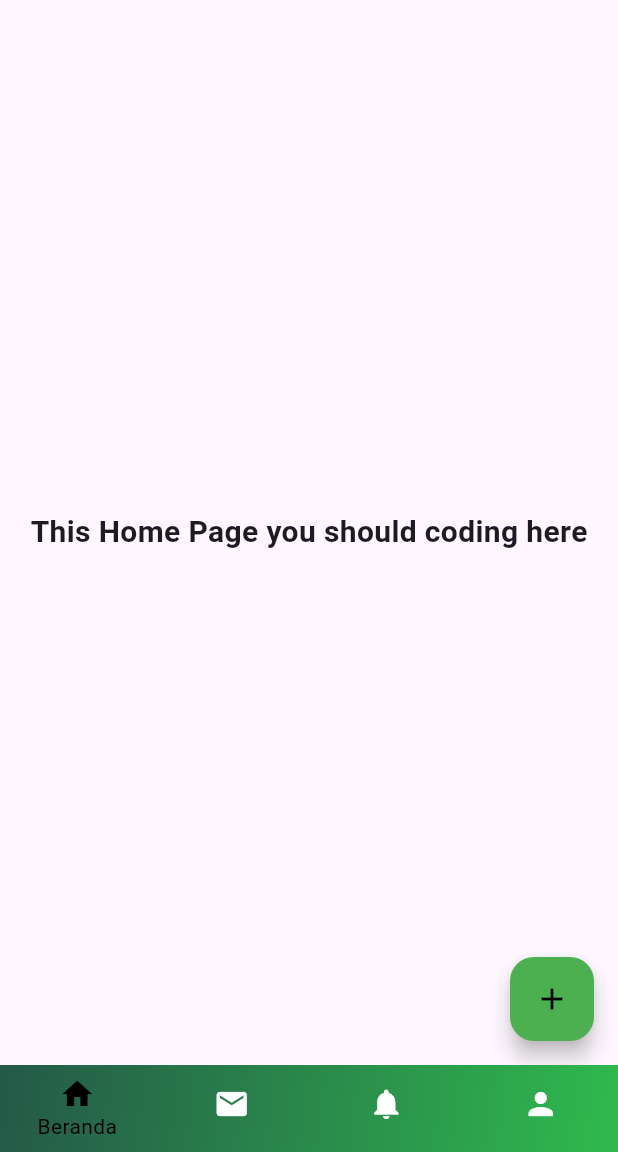
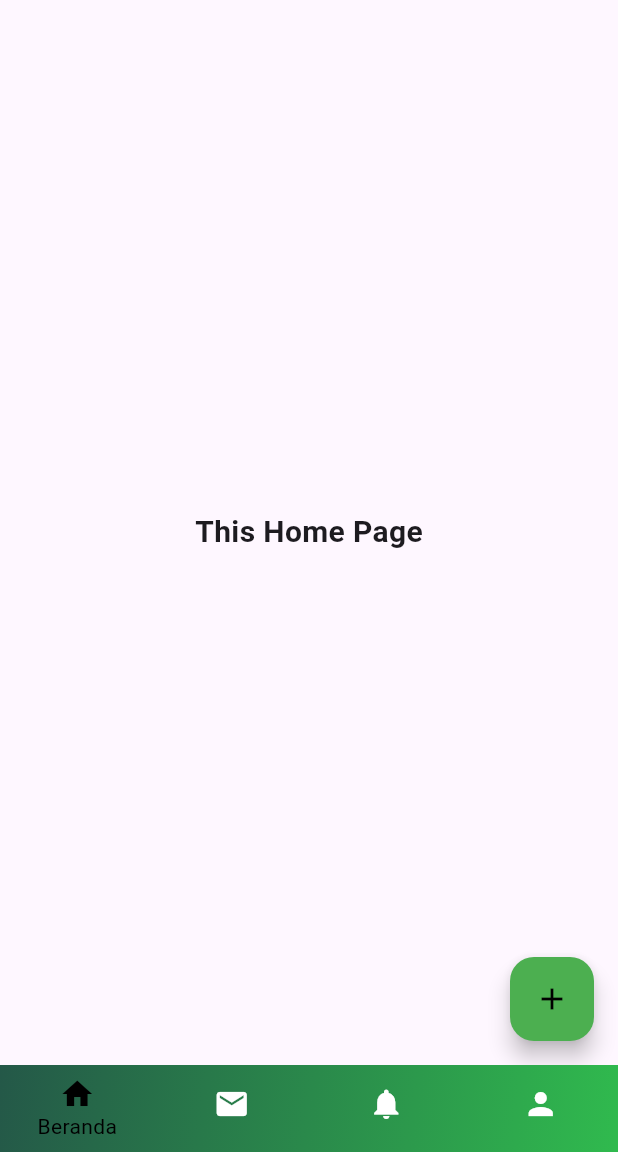
Before and after one commit to ariefana/mobile-project-medsos-apps, a Flutter app: the screen it shows after launch, on a phone screen of 412 x 824 dp, the part 84-1236 px from its top. Run offline on Flutter 3.47's test engine with Material 3 defaults, Android fonts, the phone set to English and light mode, and no system bars; Roboto replaces fonts that are missing (Times New Roman).

Commit message:
merubah text di home page

```diff
--- a/lib/pages/homepage.dart
+++ b/lib/pages/homepage.dart
@@ -48,7 +48,7 @@ class HomePage extends StatelessWidget {
 
       body: Center(
         child: Text(
-          'This Home Page you should coding here',
+          'This Home Page',
           style: TextStyle(fontSize: 20, fontWeight: FontWeight.bold),
         ),
       ),
```
